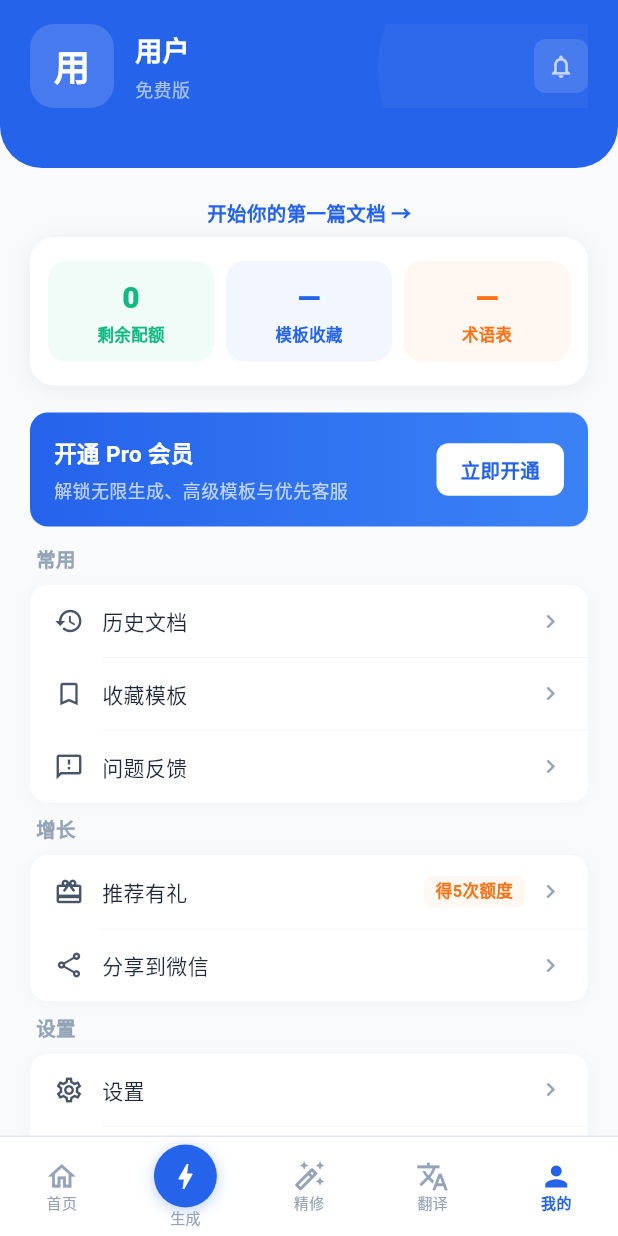
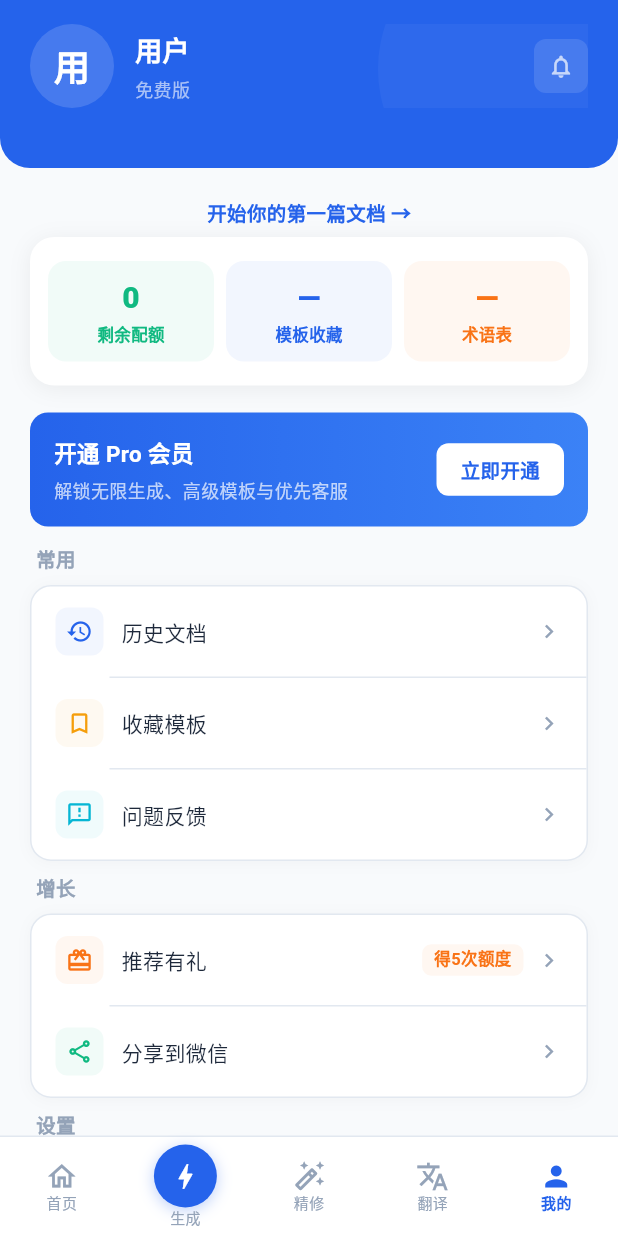
Before and after one commit to carsonbox2025/docforge_app, a Flutter app: the ProfilePage screen opened by its route, on a phone screen of 412 x 824 dp. Run offline on Flutter 3.47's test engine with Material 3 defaults, Android fonts, the phone set to English and light mode, and no system bars; our stand-ins replace connectivity_plus, dio, equatable, file_picker, flutter_markdown, flutter_riverpod and 9 more; missing offline and left inert: dart:html; accounts and stored records are empty; network calls fail; Roboto replaces fonts that are missing (PingFang SC).

```diff
--- a/lib/features/auth/presentation/pages/login_page.dart
+++ b/lib/features/auth/presentation/pages/login_page.dart
@@ -65,7 +65,7 @@ class _LoginPageState extends ConsumerState<LoginPage> {
     }
     try {
       final resp = await ref.read(authProvider.notifier).sendSmsCode(phone);
-      if (AppConstants.smsMockMode && resp['mock_code'] != null) {
+      if (resp['mock_code'] != null) {
         setState(() { _mockCode = resp['mock_code'] as String; });
       }
       setState(() { _codeSent = true; _countdown = 60; });
@@ -203,8 +203,8 @@ class _LoginPageState extends ConsumerState<LoginPage> {
   Widget _buildSmsForm(bool isLoading) {
     return Column(
       children: [
-        if (AppConstants.smsMockMode) _buildMockBanner(),
-        if (AppConstants.smsMockMode) const SizedBox(height: 16),
+        if (_mockCode != null) _buildMockBanner(),
+        if (_mockCode != null) const SizedBox(height: 16),
         _buildFieldLabel('手机号'),
         const SizedBox(height: 6),
         TextField(
--- a/lib/features/profile/presentation/pages/profile_page.dart
+++ b/lib/features/profile/presentation/pages/profile_page.dart
@@ -59,16 +59,22 @@ class _ProfilePageState extends ConsumerState<ProfilePage> {
               _MenuItem(
                 icon: Icons.history,
                 title: '历史文档',
+                iconBgColor: AppColors.primaryBg,
+                iconColor: AppColors.primary,
                 onTap: () => context.push('/documents'),
               ),
               _MenuItem(
                 icon: Icons.bookmark_outline,
                 title: '收藏模板',
+                iconBgColor: const Color(0x0FF59E0B),
+                iconColor: AppColors.warn,
                 onTap: () => context.push('/templates'),
               ),
               _MenuItem(
                 icon: Icons.feedback_outlined,
                 title: '问题反馈',
+                iconBgColor: AppColors.infoBg,
+                iconColor: AppColors.info,
                 onTap: () => context.push('/feedback'),
               ),
             ]),
@@ -80,11 +86,15 @@ class _ProfilePageState extends ConsumerState<ProfilePage> {
                 tag: '得5次额度',
                 tagColor: AppColors.cta,
                 tagBgColor: AppColors.ctaBg,
+                iconBgColor: AppColors.ctaBg,
+                iconColor: AppColors.cta,
                 onTap: () {},
               ),
               _MenuItem(
                 icon: Icons.share_outlined,
                 title: '分享到微信',
+                iconBgColor: AppColors.successBg,
+                iconColor: AppColors.success,
                 onTap: () {},
               ),
             ]),
@@ -93,11 +103,15 @@ class _ProfilePageState extends ConsumerState<ProfilePage> {
               _MenuItem(
                 icon: Icons.settings_outlined,
                 title: '设置',
+                iconBgColor: const Color(0x0F7C3AED),
+                iconColor: AppColors.purple,
                 onTap: () => context.push('/settings'),
               ),
               _MenuItem(
                 icon: Icons.info_outline,
                 title: '关于${AppConstants.appName}',
+                iconBgColor: const Color(0x0F64748B),
+                iconColor: const Color(0xFF64748B),
                 onTap: () => context.push('/about'),
               ),
             ]),
@@ -116,9 +130,9 @@ class _ProfilePageState extends ConsumerState<ProfilePage> {
     return Container(
       decoration: const BoxDecoration(
         color: AppColors.primary,
-        borderRadius: BorderRadius.only(
-          bottomLeft: Radius.circular(28),
-          bottomRight: Radius.circular(28),
+        borderRadius: const BorderRadius.only(
+          bottomLeft: Radius.circular(20),
+          bottomRight: Radius.circular(20),
         ),
       ),
       padding: const EdgeInsets.only(left: 20, right: 20, top: 16, bottom: 40),
@@ -147,7 +161,7 @@ class _ProfilePageState extends ConsumerState<ProfilePage> {
                   height: 56,
                   decoration: BoxDecoration(
                     color: Colors.white.withValues(alpha: 0.15),
-                    borderRadius: BorderRadius.circular(16),
+                    shape: BoxShape.circle,
                   ),
                   child: Center(
                     child: Text(
@@ -532,7 +546,8 @@ class _ProfilePageState extends ConsumerState<ProfilePage> {
           Container(
             decoration: BoxDecoration(
               color: AppColors.surface,
-              borderRadius: BorderRadius.circular(AppRadius.md),
+              borderRadius: BorderRadius.circular(14),
+              border: Border.all(color: AppColors.border),
               boxShadow: [
                 BoxShadow(
                   color: Colors.black.withValues(alpha: 0.03),
@@ -547,8 +562,8 @@ class _ProfilePageState extends ConsumerState<ProfilePage> {
                   _buildMenuItem(items[i]),
                   if (i < items.length - 1)
                     Padding(
-                      padding: const EdgeInsets.only(left: 48),
-                      child: Container(height: 0.5, color: AppColors.borderLight),
+                      padding: const EdgeInsets.only(left: 52),
+                      child: Container(height: 1, color: AppColors.border),
                     ),
                 ],
               ],
@@ -562,12 +577,20 @@ class _ProfilePageState extends ConsumerState<ProfilePage> {
   Widget _buildMenuItem(_MenuItem item) {
     return InkWell(
       onTap: item.onTap,
-      borderRadius: BorderRadius.circular(AppRadius.md),
+      borderRadius: BorderRadius.circular(14),
       child: Padding(
         padding: const EdgeInsets.symmetric(horizontal: 16, vertical: 14),
         child: Row(
           children: [
-            Icon(item.icon, size: 20, color: AppColors.textSecondary),
+            Container(
+              width: 32,
+              height: 32,
+              decoration: BoxDecoration(
+                color: item.iconBgColor,
+                borderRadius: BorderRadius.circular(8),
+              ),
+              child: Icon(item.icon, size: 18, color: item.iconColor),
+            ),
             const SizedBox(width: 12),
             Expanded(
               child: Text(
@@ -616,9 +639,10 @@ class _ProfilePageState extends ConsumerState<ProfilePage> {
             _showLogoutDialog();
           },
           style: OutlinedButton.styleFrom(
-            side: const BorderSide(color: AppColors.error, width: 1),
+            backgroundColor: AppColors.errorBg,
+            side: const BorderSide(color: AppColors.error, width: 1.5),
             shape: RoundedRectangleBorder(
-              borderRadius: BorderRadius.circular(AppRadius.md),
+              borderRadius: BorderRadius.circular(10),
             ),
           ),
           child: const Text(
@@ -715,6 +739,8 @@ class _MenuItem {
   final String? tag;
   final Color? tagColor;
   final Color? tagBgColor;
+  final Color iconBgColor;
+  final Color iconColor;
   final VoidCallback onTap;
 
   const _MenuItem({
@@ -723,6 +749,8 @@ class _MenuItem {
     this.tag,
     this.tagColor,
     this.tagBgColor,
+    this.iconBgColor = AppColors.primaryBg,
+    this.iconColor = AppColors.primary,
     required this.onTap,
   });
 }
```
